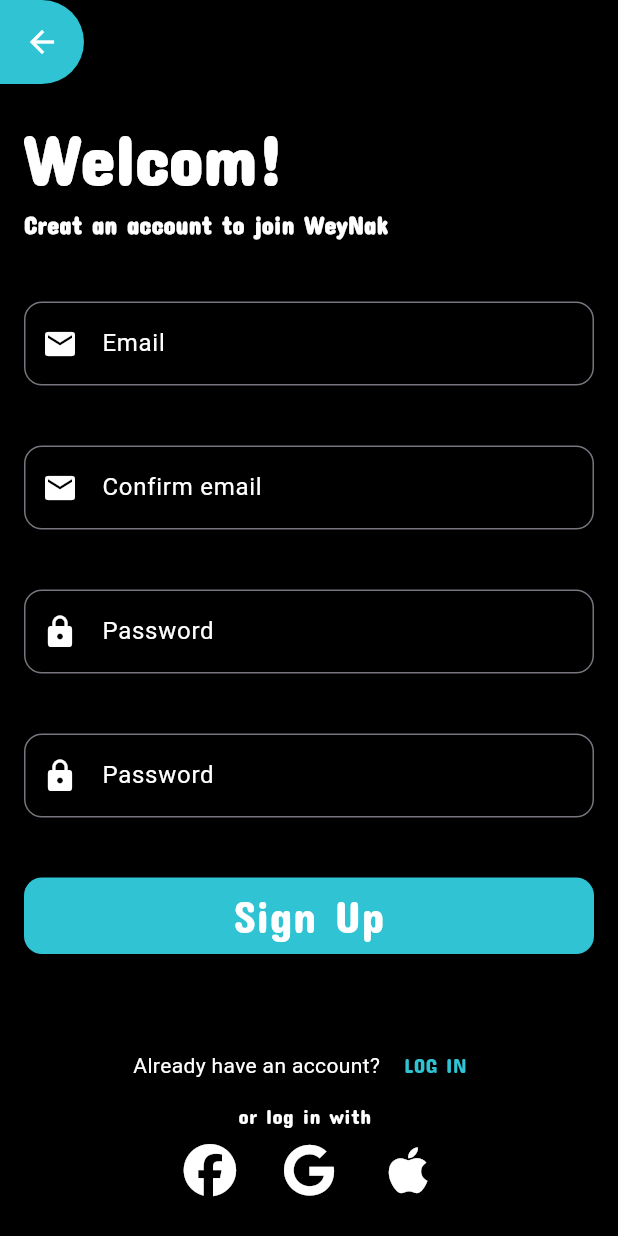
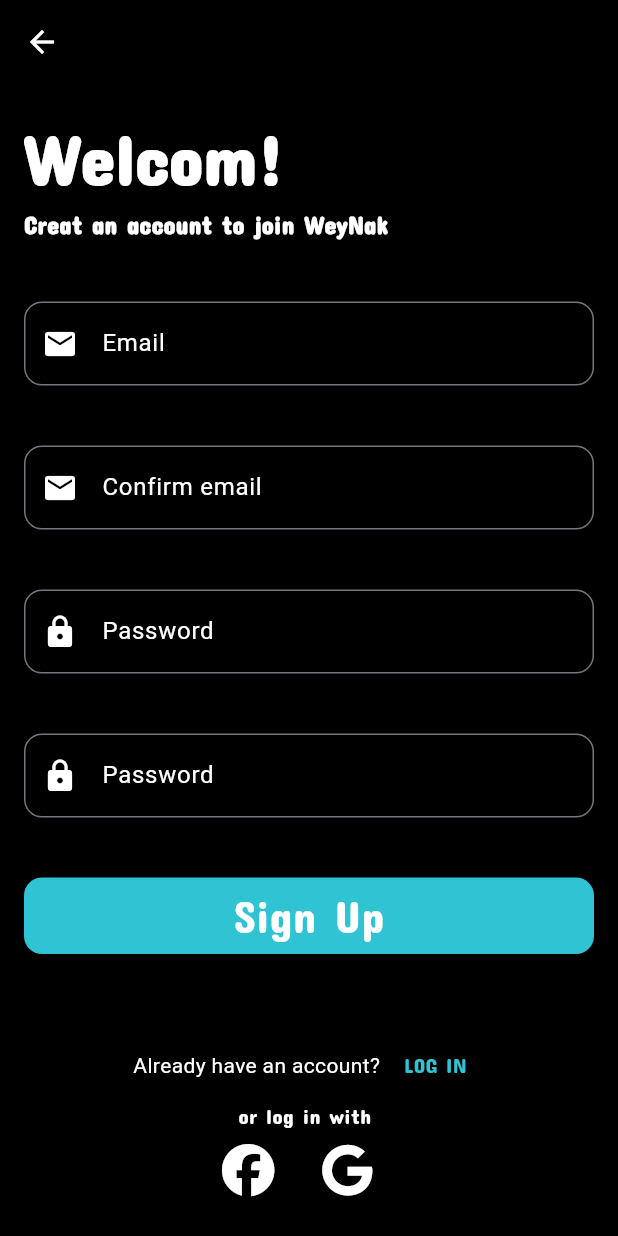
Before and after one commit to Ahmed-Ayman89/Meeting_App, a Flutter app: the screen it shows after launch, after a tap on "Sign Up", on a phone screen of 412 x 824 dp. Run offline on Flutter 3.47's test engine with Material 3 defaults, Android fonts, the phone set to English and light mode, and no system bars; our stand-ins replace curved_navigation_bar, font_awesome_flutter, image_picker, shared_preferences.

Commit message:
new_commend

```diff
--- /dev/null
+++ b/gradution_project/lib/core/utils/App_assets.dart
@@ -0,0 +1,4 @@
+abstract class AppAssets {
+  static const String mainlogo = 'assets/photo/main_logo.png';
+  static const String log1 = 'assets/photo/logo2.jpg';
+}
--- /dev/null
+++ b/gradution_project/lib/core/utils/App_color.dart
@@ -0,0 +1,7 @@
+import 'package:flutter/material.dart';
+
+abstract class AppColor {
+  static const Color black = Color(0xFF000000);
+  static const Color white = Color(0xFFFFFFFF);
+  static const Color blue = Color(0xFF007BFF);
+}
--- a/gradution_project/lib/screens/Sign_In.dart
+++ b/gradution_project/lib/feathure/Auth/Sign_In.dart
@@ -2,7 +2,7 @@ import 'package:flutter/material.dart';
 import 'package:font_awesome_flutter/font_awesome_flutter.dart';
 
 import 'Log_ in.dart';
-import 'home_page.dart';
+import '../../screens/home_page.dart';
 
 class SignIn extends StatelessWidget {
   final _formKey = GlobalKey<FormState>();
@@ -19,18 +19,7 @@ class SignIn extends StatelessWidget {
     return Scaffold(
       resizeToAvoidBottomInset: false,
       appBar: AppBar(
-        leading: Container(
-          width: 113,
-          height: 41,
-          decoration: BoxDecoration(
-            shape: BoxShape.rectangle,
-            color: Color(0xFF30C3D4),
-            borderRadius: BorderRadius.only(
-              topRight: Radius.circular(50),
-              bottomRight: Radius.circular(50),
-            ),
-          ),
-          child: IconButton(
+        leading: IconButton(
             onPressed: () {
               Navigator.pop(context);
             },
@@ -38,7 +27,6 @@ class SignIn extends StatelessWidget {
               Icons.arrow_back,
               color: Colors.white,
             )),
-        ),
       ),
       body: Padding(
         padding: const EdgeInsets.all(16),
@@ -251,14 +239,6 @@ class SignIn extends StatelessWidget {
                       SizedBox(
                         width: 15,
                       ),
-                      IconButton(
-                        onPressed: () {},
-                        icon: Icon(
-                          FontAwesomeIcons.apple,
-                          color: Colors.white,
-                          size: 35,
-                        ),
-                      ),
                     ],
                   )
                 ],
--- a/gradution_project/lib/screens/Start_page.dart
+++ b/gradution_project/lib/feathure/on_boarding/Start_page.dart
@@ -1,8 +1,9 @@
 import 'package:flutter/material.dart';
 import 'package:font_awesome_flutter/font_awesome_flutter.dart';
-import 'Log_ in.dart';
+import 'package:gradution_project/core/utils/App_assets.dart';
+import '../Auth/Log_ in.dart';
 
-import 'Sign_In.dart';
+import '../Auth/Sign_In.dart';
 
 class StartPage extends StatelessWidget {
   const StartPage({super.key});
@@ -23,7 +24,7 @@ class StartPage extends StatelessWidget {
                       child: Opacity(
                         opacity: 0.1,
                         child: Image.asset(
-                          'assets/photo/logo2.jpg',
+                          AppAssets.log1,
                           fit: BoxFit.cover,
                         ),
                       ),
@@ -143,14 +144,6 @@ class StartPage extends StatelessWidget {
                           SizedBox(
                             width: 15,
                           ),
-                          IconButton(
-                            onPressed: () {},
-                            icon: Icon(
-                              FontAwesomeIcons.apple,
-                              color: Colors.white,
-                              size: 35,
-                            ),
-                          )
                         ],
                       )
                     ],
@@ -179,7 +172,7 @@ class StartPage extends StatelessWidget {
               ),
               child: ClipOval(
                 child: Image.asset(
-                  'assets/photo/logo1.jpg',
+                  AppAssets.mainlogo,
                   fit: BoxFit.cover,
                 ),
               ),
--- /dev/null
+++ b/gradution_project/lib/feathure/on_boarding/splash_screen.dart
@@ -0,0 +1,38 @@
+import 'dart:async';
+import 'package:flutter/material.dart';
+import 'package:gradution_project/core/utils/App_assets.dart';
+import 'package:gradution_project/core/utils/App_color.dart';
+import 'package:gradution_project/feathure/on_boarding/Start_page.dart';
+
+class SplashScreen extends StatefulWidget {
+  const SplashScreen({super.key});
+
+  @override
+  _SplashScreenState createState() => _SplashScreenState();
+}
+
+class _SplashScreenState extends State<SplashScreen> {
+  @override
+  void initState() {
+    super.initState();
+    Timer(Duration(seconds: 3), () {
+      Navigator.pushReplacement(
+        context,
+        MaterialPageRoute(builder: (context) => StartPage()),
+      );
+    });
+  }
+
+  @override
+  Widget build(BuildContext context) {
+    return Scaffold(
+      backgroundColor: AppColor.black,
+      body: Center(
+          child: Image.asset(
+        AppAssets.mainlogo,
+        width: 200,
+        height: 200,
+      )),
+    );
+  }
+}
--- a/gradution_project/lib/main.dart
+++ b/gradution_project/lib/main.dart
@@ -1,5 +1,6 @@
 import 'package:flutter/material.dart';
-import 'package:gradution_project/screens/Start_page.dart';
+import 'package:gradution_project/core/utils/App_color.dart';
+import 'package:gradution_project/feathure/on_boarding/splash_screen.dart';
 
 void main() {
   runApp(const MyApp());
@@ -8,15 +9,14 @@ void main() {
 class MyApp extends StatelessWidget {
   const MyApp({super.key});
 
-  // This widget is the root of your application.
   @override
   Widget build(BuildContext context) {
     return MaterialApp(
       debugShowCheckedModeBanner: false,
       theme: ThemeData(
-          scaffoldBackgroundColor: Colors.black,
+          scaffoldBackgroundColor: AppColor.black,
           appBarTheme: AppBarTheme(backgroundColor: Colors.black)),
-      home: StartPage(),
+      home: SplashScreen(),
     );
   }
 }
```
Also changed, not shown: gradution_project/lib/feathure/Auth/Log_ in.dart (renamed from gradution_project/lib/screens/Log_ in.dart, +7 -25 lines), gradution_project/assets/photo/logo1.jpg (deleted), gradution_project/assets/photo/main_logo.png (added). Lines whose indentation alone changed are shown as unchanged.
